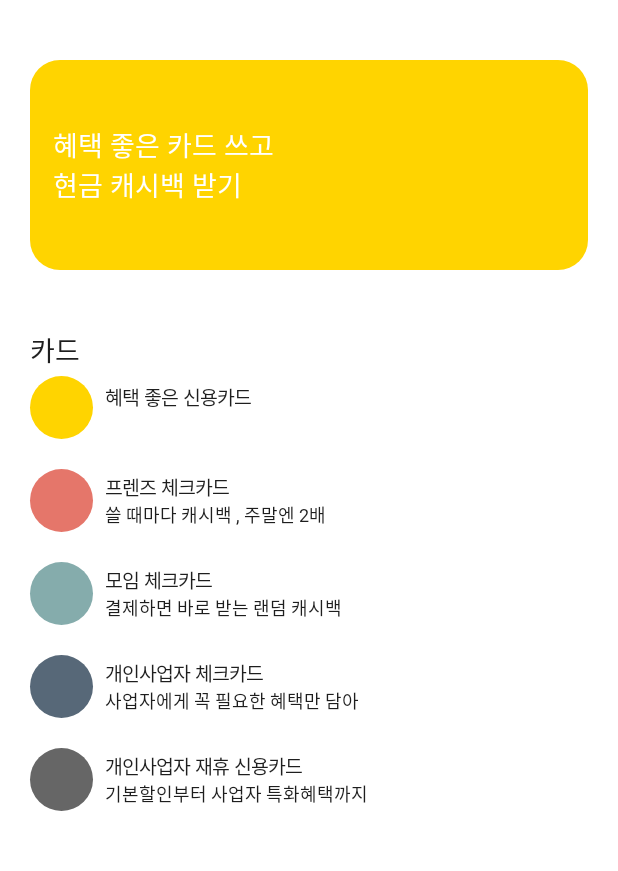
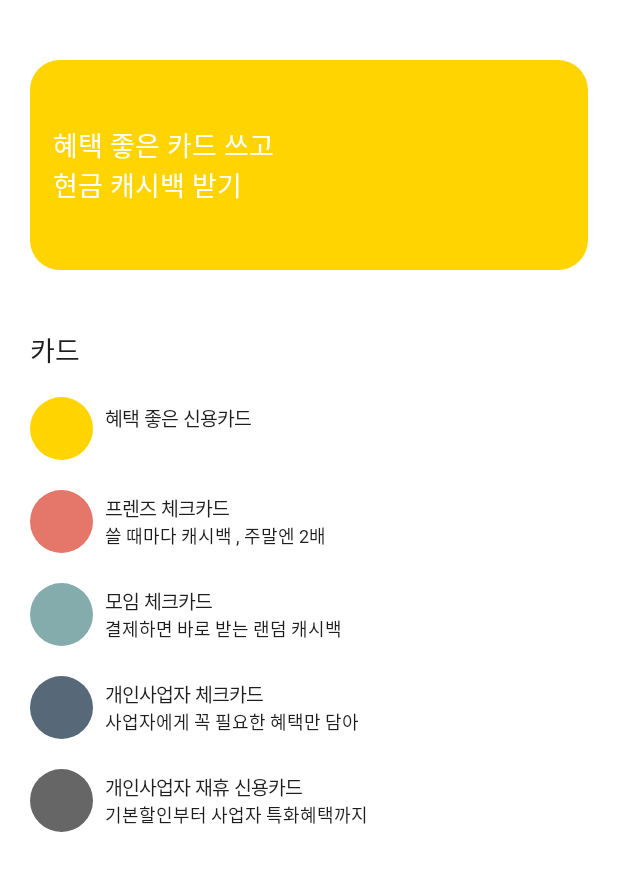
Before and after one commit to GDG-24-25-KAKAOBANK-Android/GDG-Team2, an Android app built with Jetpack Compose: the @Preview function CardScreenPreview, on a phone screen of 412 x 824 dp. Shown: the top 871 px of the screen. Run offline under Robolectric (Android 15) with nearby library versions, the phone set to English and light mode, and no system bars; Roboto replaces fonts that are not available here.

Commit message:
[Design] 제목 사이 간격 띄우기

```diff
--- a/app/src/main/java/com/gdg/kakaobank/list/CardScreen.kt
+++ b/app/src/main/java/com/gdg/kakaobank/list/CardScreen.kt
@@ -63,6 +63,7 @@ fun CardScreen(cardViewModel: CardViewModel = viewModel()) {
             style = H6_B,
             color = Black,
         )
+        Spacer(modifier = Modifier.height(14.dp))
 
         cards.forEach { card: Card ->
             CardInfo(cardtitle = card.title, cardinfo = card.description, circleColor = card.color)
```
